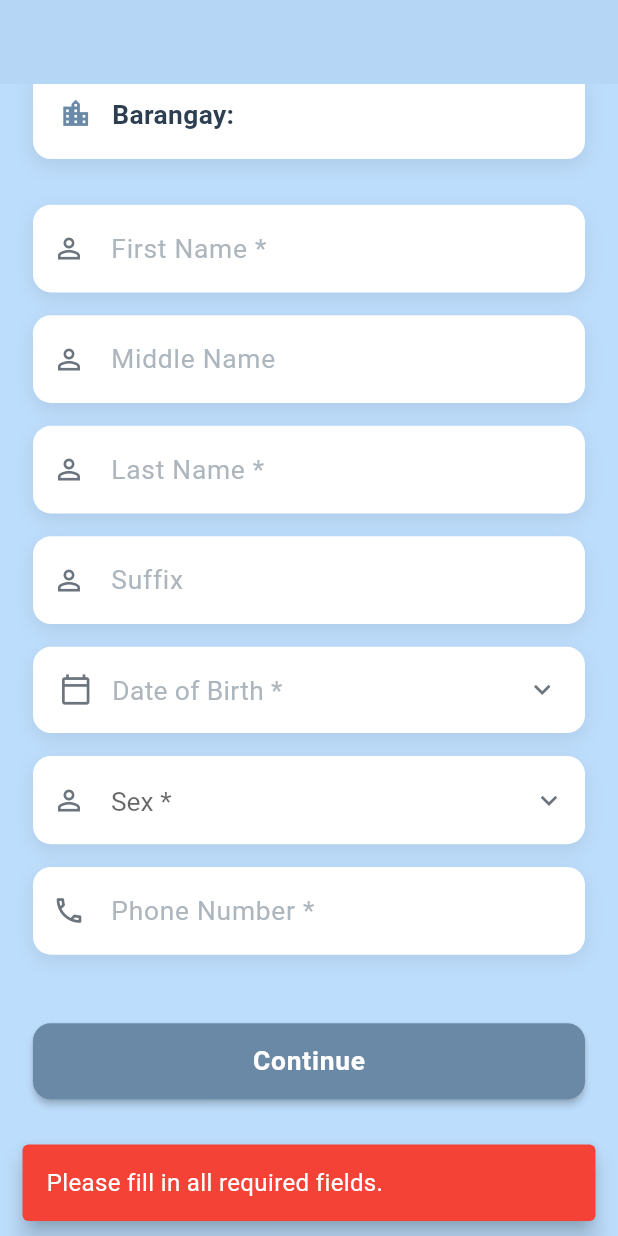
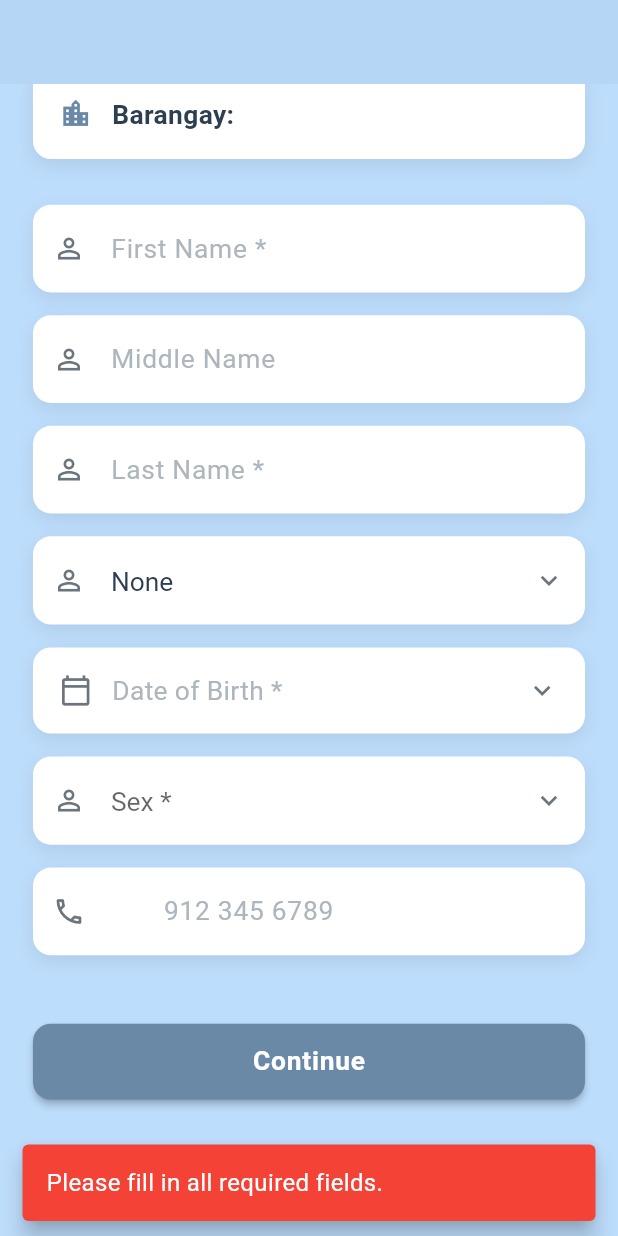
Before and after one commit to ron-create/mobile-buzzoff, a Flutter app: the screen it shows once a user with an empty profile is signed in, scrolled down 189 dp, after a tap on "Continue", on a phone screen of 412 x 824 dp. Run offline on Flutter 3.47's test engine with Material 3 defaults, Android fonts, the phone set to English and light mode, and no system bars; our stand-ins replace firebase_core, firebase_messaging, flutter_carousel_widget, flutter_dotenv, flutter_map, geocoding and 10 more; accounts and stored records are empty.

Commit message:
changes changes

```diff
--- a/lib/actions/register_page_actions.dart
+++ b/lib/actions/register_page_actions.dart
@@ -53,8 +53,13 @@ Future<String?> registerUser({
     });
 
     return null; // Success
+  } on AuthException catch (e) {
+    if (e.message.contains('User already registered')) {
+      return 'This email address is already in use.';
+    }
+    return e.message;
   } catch (error) {
-    return "Error: $error";
+    return "An unexpected error occurred. Please try again.";
   }
 }
 
--- a/lib/pages/set_up.dart
+++ b/lib/pages/set_up.dart
@@ -1,4 +1,5 @@
 import 'package:flutter/material.dart';
+import 'package:flutter/services.dart';
 import 'package:go_router/go_router.dart';
 import '../actions/setup_account_actions.dart';
 import '../utils/responsive.dart';
@@ -15,10 +16,10 @@ class _SetUpState extends State<SetUp> {
   final TextEditingController firstNameController = TextEditingController();
   final TextEditingController middleNameController = TextEditingController();
   final TextEditingController lastNameController = TextEditingController();
-  final TextEditingController suffixNameController = TextEditingController();
   final TextEditingController birthDateController = TextEditingController();
   final TextEditingController phoneNumberController = TextEditingController();
   String? selectedSex;
+  String? selectedSuffix;
   bool isLoading = true;
   String? barangayName;
   final SetupAccountActions actions = SetupAccountActions();
@@ -44,7 +45,7 @@ class _SetUpState extends State<SetUp> {
     final String firstName = firstNameController.text.trim();
     final String middleName = middleNameController.text.trim();
     final String lastName = lastNameController.text.trim();
-    final String suffixName = suffixNameController.text.trim();
+    final String suffixName = selectedSuffix ?? "";
     final String birthDate = birthDateController.text.trim();
     final String phoneNumber = phoneNumberController.text.trim();
 
@@ -60,6 +61,33 @@ class _SetUpState extends State<SetUp> {
       return;
     }
 
+    final selectedDate = DateTime.parse(birthDate);
+    if (selectedDate.isAfter(DateTime.now())) {
+      ScaffoldMessenger.of(context).showSnackBar(
+        const SnackBar(
+          content: Text("Date of birth cannot be in the future."),
+          backgroundColor: Colors.red,
+          behavior: SnackBarBehavior.floating,
+        ),
+      );
+      setState(() { _isNavigating = false; });
+      return;
+    }
+
+    if (phoneNumber.length != 10 || !phoneNumber.startsWith('9')) {
+      ScaffoldMessenger.of(context).showSnackBar(
+        const SnackBar(
+          content: Text("Please enter a valid 10-digit phone number starting with 9."),
+          backgroundColor: Colors.red,
+          behavior: SnackBarBehavior.floating,
+        ),
+      );
+      setState(() { _isNavigating = false; });
+      return;
+    }
+
+    final String formattedPhoneNumber = "0$phoneNumber";
+
     context.push('/set-home', extra: {
       'firstName': firstName,
       'middleName': middleName,
@@ -67,7 +95,7 @@ class _SetUpState extends State<SetUp> {
       'suffixName': suffixName,
       'birthDate': birthDate,
       'sex': selectedSex,
-      'phoneNumber': phoneNumber,
+      'phoneNumber': formattedPhoneNumber,
       'barangayName': barangayName,
     });
     setState(() { _isNavigating = false; });
@@ -201,10 +229,10 @@ class _SetUpState extends State<SetUp> {
                 buildTextField("First Name *", Icons.person_outline, firstNameController, false),
                 buildTextField("Middle Name", Icons.person_outline, middleNameController, false),
                 buildTextField("Last Name *", Icons.person_outline, lastNameController, false),
-                buildTextField("Suffix", Icons.person_outline, suffixNameController, false),
+                buildSuffixDropdown(),
                 buildDateField(),
                 buildSexDropdown(),
-                buildTextField("Phone Number *", Icons.phone_outlined, phoneNumberController, false, keyboardType: TextInputType.phone),
+                buildPhoneField(),
 
                 SizedBox(height: Responsive.vertical(context, 30)),
 
@@ -236,6 +264,131 @@ class _SetUpState extends State<SetUp> {
                 SizedBox(height: Responsive.vertical(context, 60)), // increased safe space at the bottom
               ],
             ),
+          ),
+        ),
+      ),
+    );
+  }
+
+  Widget buildPhoneField() {
+    return Padding(
+      padding: EdgeInsets.only(bottom: Responsive.vertical(context, 15)),
+      child: Container(
+        decoration: BoxDecoration(
+          color: Colors.white,
+          borderRadius: BorderRadius.circular(12),
+          boxShadow: [
+            BoxShadow(
+              color: Colors.black.withOpacity(0.08),
+              blurRadius: 10,
+              offset: const Offset(0, 4),
+            ),
+          ],
+        ),
+        child: TextField(
+          controller: phoneNumberController,
+          keyboardType: TextInputType.phone,
+          inputFormatters: [
+            LengthLimitingTextInputFormatter(10),
+            FilteringTextInputFormatter.digitsOnly,
+          ],
+          style: TextStyle(
+            fontSize: Responsive.font(context, 16),
+            color: const Color(0xFF2C3E50),
+          ),
+          decoration: InputDecoration(
+            hintText: "912 345 6789",
+            hintStyle: TextStyle(
+              color: const Color(0xFFADB5BD),
+              fontSize: Responsive.font(context, 16),
+            ),
+            prefixIcon: Icon(
+              Icons.phone_outlined,
+              color: const Color(0xFF6C757D),
+              size: Responsive.icon(context, 20),
+            ),
+            prefixText: "+63 ",
+            prefixStyle: TextStyle(
+              fontSize: Responsive.font(context, 16),
+              color: const Color(0xFF2C3E50),
+            ),
+            border: OutlineInputBorder(
+              borderRadius: BorderRadius.circular(12),
+              borderSide: BorderSide.none,
+            ),
+            contentPadding: EdgeInsets.symmetric(
+              horizontal: Responsive.padding(context, 16),
+              vertical: Responsive.vertical(context, 16),
+            ),
+          ),
+        ),
+      ),
+    );
+  }
+
+  Widget buildSuffixDropdown() {
+    return Padding(
+      padding: EdgeInsets.only(bottom: Responsive.vertical(context, 15)),
+      child: Container(
+        decoration: BoxDecoration(
+          color: Colors.white,
+          borderRadius: BorderRadius.circular(12),
+          boxShadow: [
+            BoxShadow(
+              color: Colors.black.withOpacity(0.08),
+              blurRadius: 10,
+              offset: const Offset(0, 4),
+            ),
+          ],
+        ),
+        child: DropdownButtonFormField<String>(
+          value: selectedSuffix,
+          icon: Icon(
+            Icons.keyboard_arrow_down,
+            color: const Color(0xFF6C757D),
+            size: Responsive.icon(context, 20),
+          ),
+          items: ["None", "Jr.", "Sr.", "II", "III", "IV"].map((suffix) {
+            return DropdownMenuItem(
+              value: suffix == "None" ? null : suffix,
+              child: Text(
+                suffix,
+                style: TextStyle(
+                  fontSize: Responsive.font(context, 16),
+                  color: const Color(0xFF2C3E50),
+                ),
+              ),
+            );
+          }).toList(),
+          onChanged: (value) {
+            setState(() {
+              selectedSuffix = value;
+            });
+          },
+          decoration: InputDecoration(
+            hintText: "Suffix",
+            hintStyle: TextStyle(
+              color: const Color(0xFFADB5BD),
+              fontSize: Responsive.font(context, 16),
+            ),
+            prefixIcon: Icon(
+              Icons.person_outline,
+              color: const Color(0xFF6C757D),
+              size: Responsive.icon(context, 20),
+            ),
+            border: OutlineInputBorder(
+              borderRadius: BorderRadius.circular(12),
+              borderSide: BorderSide.none,
+            ),
+            contentPadding: EdgeInsets.symmetric(
+              horizontal: Responsive.padding(context, 16),
+              vertical: Responsive.vertical(context, 16),
+            ),
+          ),
+          dropdownColor: Colors.white,
+          style: TextStyle(
+            fontSize: Responsive.font(context, 16),
+            color: const Color(0xFF2C3E50),
           ),
         ),
       ),
```
